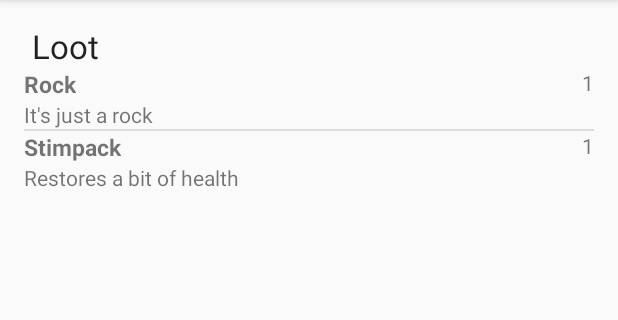
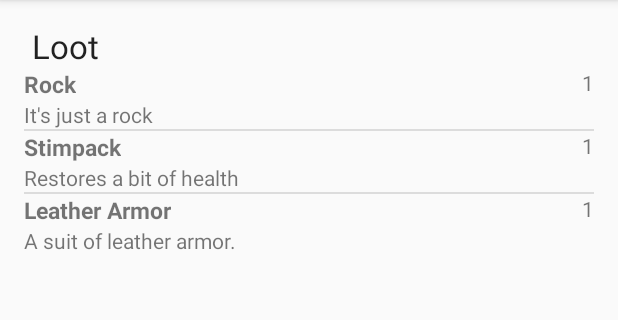
Before and after one commit to erhodes/Fallout, an Android app: the fragment ItemFragment placed in its activity, in the side drawer, after a tap on "Loot", on a phone screen of 412 x 824 dp, the part 84-404 px from its top. Run offline under Robolectric (Android 15) with nearby library versions, the phone set to English and light mode, and no system bars.

Commit message:
added ability to equip armor & BaseFragment class

```diff
--- a/app/src/main/java/com/erhodes/fallout/Attributes.java
+++ b/app/src/main/java/com/erhodes/fallout/Attributes.java
@@ -12,7 +12,9 @@ public abstract class Attributes {
     public static final String RESOLVE = "resolve";
 
     // derived attributes
+    public static final String DEFENCE = "defence";
     public static final String MORALE = "morale";
+    public static final String TOUGHNESS = "toughness";
     public static final String WEIGHT_LIMIT = "weight_limit";
 
     public static ArrayList<String> getPrimaryAttributes() {
@@ -26,6 +28,7 @@ public abstract class Attributes {
     public static ArrayList<String> getDerivedAttributes() {
         ArrayList<String> attributes = new ArrayList<String>();
         attributes.add(MORALE);
+        attributes.add(TOUGHNESS);
         attributes.add(WEIGHT_LIMIT);
         return attributes;
     }
--- /dev/null
+++ b/app/src/main/java/com/erhodes/fallout/BaseFragment.java
@@ -0,0 +1,33 @@
+package com.erhodes.fallout;
+
+
+import android.app.Activity;
+import android.os.Bundle;
+import android.app.Fragment;
+import android.view.LayoutInflater;
+import android.view.View;
+import android.view.ViewGroup;
+import android.widget.TextView;
+
+/**
+ * A simple {@link Fragment} subclass.
+ */
+public abstract class BaseFragment extends Fragment {
+    protected Character mCharacter;
+    protected CharacterInterface mInterface;
+
+    public BaseFragment() {
+    }
+
+    @Override
+    public void onAttach(Activity activity) {
+        super.onAttach(activity);
+        try {
+            mInterface = (CharacterInterface)activity;
+            mCharacter = mInterface.getCharacter();
+        } catch (ClassCastException ex) {
+            throw new ClassCastException(activity.toString()
+                    + " must implement CharacterInterface");
+        }
+    }
+}
--- a/app/src/main/java/com/erhodes/fallout/Character.java
+++ b/app/src/main/java/com/erhodes/fallout/Character.java
@@ -13,6 +13,7 @@ public class Character {
     private HashMap<String, Attribute> mAttributes;
     private HashSet<String> mAcquiredPerks;
     private ArrayList<Item> mInventory;
+    private Item mArmor;
     public int mCarriedWeight;
     public String name;
 
@@ -41,15 +42,24 @@ public class Character {
                 finalValue = mBase.getFinalValue() * 25 + modifier;
             }
         });
+
+        mAttributes.put(Attributes.TOUGHNESS, new DerivedAttribute("Toughness", Attributes.TOUGHNESS, mAttributes.get(Attributes.ENDURANCE)) {
+            @Override
+            public void calculateFinalValue() {
+                finalValue = mBase.getFinalValue() + modifier;
+            }
+        });
+
+        mArmor = ItemManager.getNoArmor();
         calculateAttributes();
     }
 
     public void calculateAttributes() {
         for (String s: Attributes.getPrimaryAttributes()) {
-            getAttribute(s);
+            mAttributes.get(s).calculateFinalValue();
         }
         for (String s: Attributes.getDerivedAttributes()) {
-            getAttribute(s);
+            mAttributes.get(s).calculateFinalValue();
         }
     }
     public void modifyAttribute(String attrKey, int mag) {
@@ -70,7 +80,6 @@ public class Character {
 
     // Perk Methods
     public boolean hasPerk(Perk p) {
-        Log.d("Eric", "contains perk name? " + mAcquiredPerks.contains(p.id));
         return mAcquiredPerks.contains(p.id);
     }
     public boolean applyPerk(Perk p){
@@ -113,4 +122,38 @@ public class Character {
     public ArrayList<Item> getInventory() {
         return mInventory;
     }
+
+    public void removeItemFromInventory(Item i) {
+        mCarriedWeight -= i.weight;
+        mInventory.remove(i);
+    }
+
+    public boolean equipArmor(Item i) {
+        if (!i.type.equals(Item.TYPE_ARMOR)) {
+            return false;
+        }
+        unequipArmor();
+        removeItemFromInventory(i);
+        mArmor = i;
+        mCarriedWeight += i.weight;
+        for (Effect e : mArmor.effects) {
+            applyEffect(e);
+        }
+        return true;
+    }
+
+    public void unequipArmor() {
+        mCarriedWeight -= mArmor.weight;
+        // if the current armor isn't the default, then put it back into inventory
+        if (!mArmor.type.equals(Item.TYPE_DEFAULT))
+            acquireItem(mArmor);
+        for (Effect e : mArmor.effects) {
+            removeEffect(e);
+        }
+        mArmor = ItemManager.getNoArmor();
+    }
+
+    public Item getArmor() {
+        return mArmor;
+    }
 }
--- a/app/src/main/java/com/erhodes/fallout/CharacterFragment.java
+++ b/app/src/main/java/com/erhodes/fallout/CharacterFragment.java
@@ -20,11 +20,9 @@ import java.util.ArrayList;
  * Use the {@link CharacterFragment#newInstance} factory method to
  * create an instance of this fragment.
  */
-public class CharacterFragment extends Fragment {
-    private Character mCharacter;
+public class CharacterFragment extends BaseFragment {
     private ListView mListView;
     private TextView mNameView;
-    private CharacterInterface mActivity;
     private AttributeAdapter mAdapter;
 
     public static CharacterFragment newInstance() {
@@ -37,8 +35,6 @@ public class CharacterFragment extends Fragment {
     @Override
     public void onCreate(Bundle savedInstanceState) {
         super.onCreate(savedInstanceState);
-
-        mCharacter = mActivity.getCharacter();
     }
 
     @Override
@@ -53,22 +49,6 @@ public class CharacterFragment extends Fragment {
         mAdapter = new AttributeAdapter(getActivity(), R.layout.list_attribute_summary, Attributes.getAllAttributes());
         mListView.setAdapter(mAdapter);
         return view;
-    }
-
-    @Override
-    public void onAttach(Activity activity) {
-        super.onAttach(activity);
-        try {
-            mActivity = (CharacterInterface)activity;
-        } catch (ClassCastException ex) {
-            throw new ClassCastException(activity.toString()
-                    + " must implement CharacterInterface");
-        }
-    }
-
-    @Override
-    public void onDetach() {
-        super.onDetach();
     }
 
     public class AttributeAdapter extends ArrayAdapter<String> {
--- a/app/src/main/java/com/erhodes/fallout/Item.java
+++ b/app/src/main/java/com/erhodes/fallout/Item.java
@@ -1,15 +1,25 @@
 package com.erhodes.fallout;
+
+import java.util.ArrayList;
 
 /**
  * Created by Eric on 24/10/2015.
  */
 public class Item {
-    String displayName, description, id;
+    public static final String TYPE_ARMOR = "armor";
+    public static final String TYPE_WEAPON = "weapon";
+    public static final String TYPE_CONSUMABLE = "consumable";
+    public static final String TYPE_DEFAULT = "default";
+    public static final String TYPE_MISC = "misc";
+
+    String displayName, description, id, type = TYPE_MISC;
     int weight;
-    Effect effect;
+    ArrayList<Effect> effects;
 
     public Item(String name, String desc) {
         displayName = name;
         description = desc;
+        weight = 0;
+        effects = new ArrayList<>();
     }
 }
--- a/app/src/main/java/com/erhodes/fallout/ItemFragment.java
+++ b/app/src/main/java/com/erhodes/fallout/ItemFragment.java
@@ -4,9 +4,14 @@ package com.erhodes.fallout;
 import android.app.Activity;
 import android.os.Bundle;
 import android.app.Fragment;
+import android.util.Log;
+import android.view.ContextMenu;
 import android.view.LayoutInflater;
+import android.view.MenuInflater;
+import android.view.MenuItem;
 import android.view.View;
 import android.view.ViewGroup;
+import android.widget.AdapterView;
 import android.widget.ListView;
 import android.widget.TextView;
 
@@ -16,9 +21,7 @@ import android.widget.TextView;
  * Use the {@link ItemFragment#newInstance} factory method to
  * create an instance of this fragment.
  */
-public class ItemFragment extends Fragment {
-    private Character mCharacter;
-    private CharacterInterface mInterface;
+public class ItemFragment extends BaseFragment {
     ListView mListView;
     TextView mWeightView;
     ItemAdapter mAdapter;
@@ -37,18 +40,6 @@ public class ItemFragment extends Fragment {
     }
 
     @Override
-    public void onAttach(Activity activity) {
-        super.onAttach(activity);
-        try {
-            mInterface = (CharacterInterface)activity;
-            mCharacter = mInterface.getCharacter();
-        } catch (ClassCastException ex) {
-            throw new ClassCastException(activity.toString()
-                    + " must implement CharacterInterface");
-        }
-    }
-
-    @Override
     public View onCreateView(LayoutInflater inflater, ViewGroup container,
                              Bundle savedInstanceState) {
         // Inflate the layout for this fragment
@@ -61,6 +52,7 @@ public class ItemFragment extends Fragment {
         mListView = (ListView)view.findViewById(R.id.inventoryListView);
         mListView.setAdapter(mAdapter);
 
+        registerForContextMenu(mListView);
         return view;
     }
 
@@ -68,5 +60,29 @@ public class ItemFragment extends Fragment {
         mWeightView.setText("Weight: " + mCharacter.mCarriedWeight + "/" + mCharacter.getAttribute(Attributes.WEIGHT_LIMIT));
     }
 
+    @Override
+    public void onCreateContextMenu(ContextMenu menu, View v,
+                                    ContextMenu.ContextMenuInfo menuInfo) {
+        super.onCreateContextMenu(menu, v, menuInfo);
+        MenuInflater inflater = getActivity().getMenuInflater();
+        inflater.inflate(R.menu.item_inventory_menu, menu);
+    }
 
-}
+    @Override
+    public boolean onContextItemSelected(MenuItem item) {
+        AdapterView.AdapterContextMenuInfo info = (AdapterView.AdapterContextMenuInfo) item.getMenuInfo();
+        Item i = mAdapter.getItem(info.position);
+        switch (item.getItemId()) {
+            case R.id.action_equip:
+                Log.d("Eric","clicked on item " + i.displayName + " with " + i.effects.size() + " effects");
+                mCharacter.equipArmor(i);
+                return true;
+            case R.id.action_drop:
+                mCharacter.removeItemFromInventory(i);
+                return true;
+            default:
+                return super.onContextItemSelected(item);
+        }
+    }
+
+    }
--- a/app/src/main/java/com/erhodes/fallout/ItemManager.java
+++ b/app/src/main/java/com/erhodes/fallout/ItemManager.java
@@ -27,7 +27,6 @@ public class ItemManager {
             Reader reader = new BufferedReader(new InputStreamReader(context.getAssets().open("items.json")));
             Gson gson = new GsonBuilder().create();
             Item[] itemArray = gson.fromJson(reader, Item[].class);
-            Log.d("Eric", "total items read: " + itemArray.length);
             for (Item i : itemArray) {
                 mItems.add(i);
             }
@@ -39,4 +38,10 @@ public class ItemManager {
     public static ArrayList<Item> getAllItems() {
         return mItems;
     }
+
+    public static Item getNoArmor() {
+        Item i = new Item("Nothing", "You aren't wearing anything");
+        i.type = Item.TYPE_DEFAULT;
+        return i;
+    }
 }
--- a/app/src/main/java/com/erhodes/fallout/LootFragment.java
+++ b/app/src/main/java/com/erhodes/fallout/LootFragment.java
@@ -14,29 +14,15 @@ import android.widget.ListView;
 /**
  * A simple {@link Fragment} subclass.
  */
-public class LootFragment extends Fragment {
+public class LootFragment extends BaseFragment {
     ListView mListView;
     ItemAdapter mAdapter;
-    Character mCharacter;
-    CharacterInterface mInterface;
 
     public static LootFragment newInstance() {
         return new LootFragment();
     }
 
     public LootFragment() {
-    }
-
-    @Override
-    public void onAttach(Activity activity) {
-        super.onAttach(activity);
-        try {
-            mInterface = (CharacterInterface)activity;
-            mCharacter = mInterface.getCharacter();
-        } catch (ClassCastException ex) {
-            throw new ClassCastException(activity.toString()
-                    + " must implement CharacterInterface");
-        }
     }
 
     @Override
--- a/app/src/main/java/com/erhodes/fallout/MainActivity.java
+++ b/app/src/main/java/com/erhodes/fallout/MainActivity.java
@@ -54,7 +54,7 @@ public class MainActivity extends AppCompatActivity
 
         mCharacter = new Character("Johanson");
         if (savedInstanceState == null) {
-            startFragment(PerkFragment.newInstance());
+            startFragment(CharacterFragment.newInstance());
         }
     }
 
@@ -104,6 +104,8 @@ public class MainActivity extends AppCompatActivity
             startFragment(LootFragment.newInstance());
         } else if (id == R.id.nav_inventory) {
             startFragment(ItemFragment.newInstance());
+        } else if (id == R.id.nav_equipment) {
+            startFragment(new EquipmentFragment());
         }
 
         DrawerLayout drawer = (DrawerLayout) findViewById(R.id.drawer_layout);
--- a/app/src/main/java/com/erhodes/fallout/PerkFragment.java
+++ b/app/src/main/java/com/erhodes/fallout/PerkFragment.java
@@ -31,12 +31,10 @@ import java.util.ArrayList;
  * Use the {@link PerkFragment#newInstance} factory method to
  * create an instance of this fragment.
  */
-public class PerkFragment extends Fragment implements AbsListView.OnItemClickListener{
+public class PerkFragment extends BaseFragment implements AbsListView.OnItemClickListener{
     ArrayList<Perk> mPerkList;
     ListView mPerkView;
     PerkAdapter mAdapter;
-    CharacterInterface mActivity;
-    Character mCharacter;
 
     public static PerkFragment newInstance() {
         PerkFragment fragment = new PerkFragment();
@@ -56,14 +54,12 @@ public class PerkFragment extends Fragment implements AbsListView.OnItemClickLis
             Reader reader = new BufferedReader(new InputStreamReader(getActivity().getAssets().open("perks.json")));
             Gson gson = new GsonBuilder().create();
             Perk[] perkArray = gson.fromJson(reader, Perk[].class);
-            Log.d("Eric","total perks read: " + perkArray.length);
             for (Perk p : perkArray) {
                 mPerkList.add(p);
             }
         } catch (IOException ex) {
             // well shit
         }
-        mCharacter = mActivity.getCharacter();
     }
 
     @Override
@@ -77,17 +73,6 @@ public class PerkFragment extends Fragment implements AbsListView.OnItemClickLis
         mPerkView.setAdapter(mAdapter);
         mPerkView.setOnItemClickListener(this);
         return view;
-    }
-
-    @Override
-    public void onAttach(Activity activity) {
-        super.onAttach(activity);
-        try {
-            mActivity = (CharacterInterface)activity;
-        } catch (ClassCastException ex) {
-            throw new ClassCastException(activity.toString()
-                    + " must implement CharacterInterface");
-        }
     }
 
     @Override
--- /dev/null
+++ b/app/src/main/res/menu/item_inventory_menu.xml
@@ -0,0 +1,5 @@
+<?xml version="1.0" encoding="utf-8"?>
+<menu xmlns:android="http://schemas.android.com/apk/res/android">
+    <item android:id="@+id/action_equip" android:title="@string/equip" />
+    <item android:id="@+id/action_drop" android:title="@string/drop" />
+</menu>
--- a/app/src/main/res/menu/navigation_menu.xml
+++ b/app/src/main/res/menu/navigation_menu.xml
@@ -6,12 +6,14 @@
             android:title="@string/character" />
         <item android:id="@+id/nav_perks" android:icon="@android:drawable/ic_menu_slideshow"
             android:title="@string/perks" />
+        <item android:id="@+id/nav_equipment" android:icon="@android:drawable/ic_btn_speak_now"
+            android:title="@string/equipment" />
         <item android:id="@+id/nav_inventory" android:icon="@android:drawable/ic_menu_manage"
             android:title="@string/inventory" />
         <item android:id="@+id/nav_loot" android:icon="@android:drawable/ic_lock_idle_charging"
             android:title="@string/loot" />
-        <item android:id="@+id/nav_combat" android:icon="@android:drawable/ic_menu_camera"
-            android:title="@string/combat" />
+        <item android:id="@+id/nav_actions" android:icon="@android:drawable/ic_menu_camera"
+            android:title="@string/actions" />
     </group>
 
 </menu>
--- a/app/src/main/res/values/strings.xml
+++ b/app/src/main/res/values/strings.xml
@@ -4,8 +4,16 @@
     <string name="character">Character</string>
     <string name="combat">Combat</string>
     <string name="perks">Perks</string>
+    <string name="equipment">Equipment</string>
     <string name="inventory">Inventory</string>
     <string name="loot">Loot</string>
+    <string name="actions">Actions</string>
+
+    <string name="equip">Equip</string>
+    <string name="drop">Drop</string>
+
+    <string name="armor">Armor</string>
+    <string name="quick_items">Quick Items</string>
 
     <!-- Attributes -->
     <string name="strength">Strength</string>
```
Also changed, not shown: app/src/main/assets/items.json (+15 -0 lines), app/src/main/java/com/erhodes/fallout/EquipmentFragment.java (added, +50 -0 lines), app/src/main/res/layout/fragment_equipment.xml (added, +35 -0 lines).
